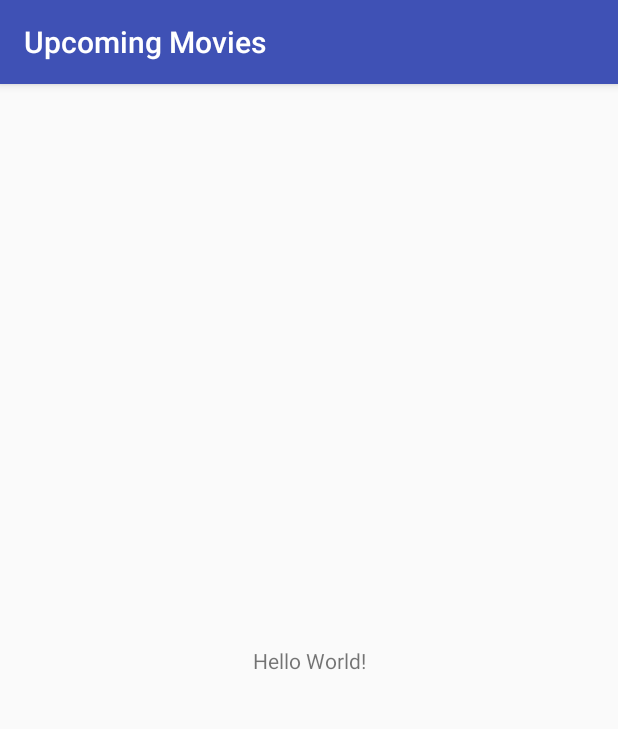
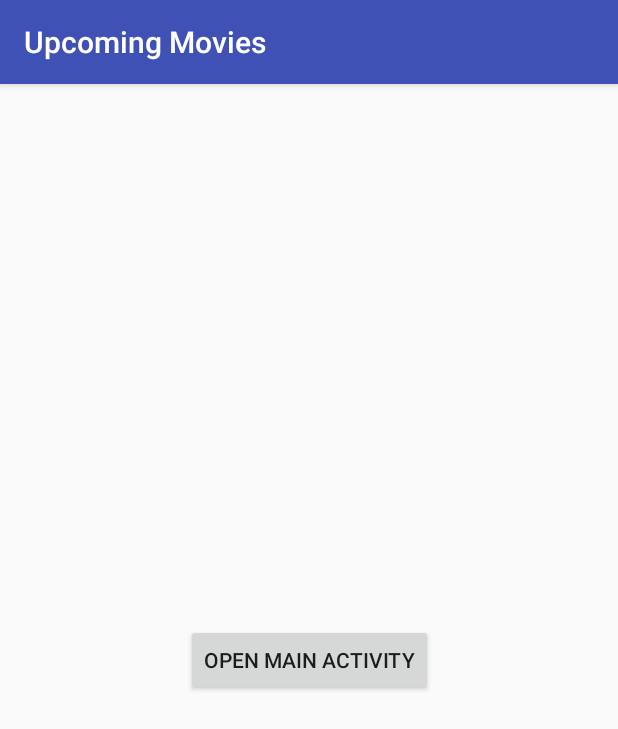
Before and after one commit to hrishikesh-kadam/upcoming-movies, an Android app: the screen it shows after launch (MainActivity before the commit, LauncherActivity after it), on a phone screen of 412 x 824 dp. Shown: the top 729 px of the screen. Run offline under Robolectric (Android 15) with nearby library versions, the phone set to English and light mode, and no system bars; our stand-ins replace ButterKnife, Dagger/Hilt's generated code.

```diff
--- a/app/src/main/java/com/codetoart/upcomingmovies/MainApplication.java
+++ b/app/src/main/java/com/codetoart/upcomingmovies/MainApplication.java
@@ -1,6 +1,10 @@
 package com.codetoart.upcomingmovies;
 
 import android.app.Application;
+
+import com.codetoart.upcomingmovies.di.AppComponent;
+import com.codetoart.upcomingmovies.di.AppModule;
+import com.codetoart.upcomingmovies.di.DaggerAppComponent;
 
 /**
  * Created by Hrishikesh Kadam on 23/03/2018
--- a/app/src/main/java/com/codetoart/upcomingmovies/AppComponent.java
+++ b/app/src/main/java/com/codetoart/upcomingmovies/di/AppComponent.java
@@ -1,4 +1,4 @@
-package com.codetoart.upcomingmovies;
+package com.codetoart.upcomingmovies.di;
 
 import com.codetoart.upcomingmovies.presenter.MainActivityPresenterImpl;
 import com.codetoart.upcomingmovies.view.MainActivity;
--- a/app/src/main/java/com/codetoart/upcomingmovies/AppModule.java
+++ b/app/src/main/java/com/codetoart/upcomingmovies/di/AppModule.java
@@ -1,5 +1,6 @@
-package com.codetoart.upcomingmovies;
+package com.codetoart.upcomingmovies.di;
 
+import com.codetoart.upcomingmovies.MainApplication;
 import com.codetoart.upcomingmovies.presenter.MainActivityPresenter;
 import com.codetoart.upcomingmovies.presenter.MainActivityPresenterImpl;
 import com.codetoart.upcomingmovies.rest.TmdbApiV3;
@@ -34,7 +35,7 @@ public class AppModule {
 
     @Provides
     @Singleton
-    public MainActivityPresenter provideMainActicityPresenter() {
+    public MainActivityPresenter provideMainActivityPresenter() {
         return new MainActivityPresenterImpl(mainApplication);
     }
 
--- a/app/src/main/java/com/codetoart/upcomingmovies/presenter/MainActivityPresenter.java
+++ b/app/src/main/java/com/codetoart/upcomingmovies/presenter/MainActivityPresenter.java
@@ -8,7 +8,9 @@ import com.codetoart.upcomingmovies.view.MainActivityView;
 
 public interface MainActivityPresenter {
 
-    public void setView(MainActivityView mainActivityView);
+    public void attachView(MainActivityView mainActivityView);
 
     public void getUpcomingMovies();
+
+    public void onDestroy();
 }
--- /dev/null
+++ b/app/src/main/java/com/codetoart/upcomingmovies/view/LauncherActivity.java
@@ -0,0 +1,32 @@
+package com.codetoart.upcomingmovies.view;
+
+import android.content.Intent;
+import android.os.Bundle;
+import android.support.v7.app.AppCompatActivity;
+import android.util.Log;
+
+import com.codetoart.upcomingmovies.R;
+
+import butterknife.ButterKnife;
+import butterknife.OnClick;
+
+public class LauncherActivity extends AppCompatActivity {
+
+    private static final String LOG_TAG = LauncherActivity.class.getSimpleName();
+
+    @Override
+    protected void onCreate(Bundle savedInstanceState) {
+        super.onCreate(savedInstanceState);
+        Log.v(LOG_TAG, "-> onCreate");
+
+        setContentView(R.layout.activity_launcher);
+        ButterKnife.bind(this);
+    }
+
+    @OnClick(R.id.buttonMainActivity)
+    public void onClickButtonMainActivity() {
+        Log.v(LOG_TAG, "-> onClickButtonMainActivity");
+
+        startActivity(new Intent(this, MainActivity.class));
+    }
+}
--- /dev/null
+++ b/app/src/main/res/layout/activity_launcher.xml
@@ -0,0 +1,19 @@
+<?xml version="1.0" encoding="utf-8"?>
+<android.support.constraint.ConstraintLayout xmlns:android="http://schemas.android.com/apk/res/android"
+    xmlns:app="http://schemas.android.com/apk/res-auto"
+    xmlns:tools="http://schemas.android.com/tools"
+    android:layout_width="match_parent"
+    android:layout_height="match_parent"
+    tools:context="com.codetoart.upcomingmovies.view.LauncherActivity">
+
+    <Button
+        android:id="@+id/buttonMainActivity"
+        android:layout_width="wrap_content"
+        android:layout_height="wrap_content"
+        android:text="@string/button_main_activity"
+        app:layout_constraintBottom_toBottomOf="parent"
+        app:layout_constraintEnd_toEndOf="parent"
+        app:layout_constraintStart_toStartOf="parent"
+        app:layout_constraintTop_toTopOf="parent" />
+
+</android.support.constraint.ConstraintLayout>
--- a/app/src/main/res/values/strings.xml
+++ b/app/src/main/res/values/strings.xml
@@ -1,3 +1,5 @@
 <resources>
     <string name="app_name">Upcoming Movies</string>
+
+    <string name="button_main_activity">Open Main Activity</string>
 </resources>
```
Also changed, not shown: app/src/main/AndroidManifest.xml (+7 -0 lines), app/src/main/java/com/codetoart/upcomingmovies/presenter/MainActivityPresenterImpl.java (+9 -1 lines), app/src/main/java/com/codetoart/upcomingmovies/view/MainActivity.java (+13 -1 lines).
